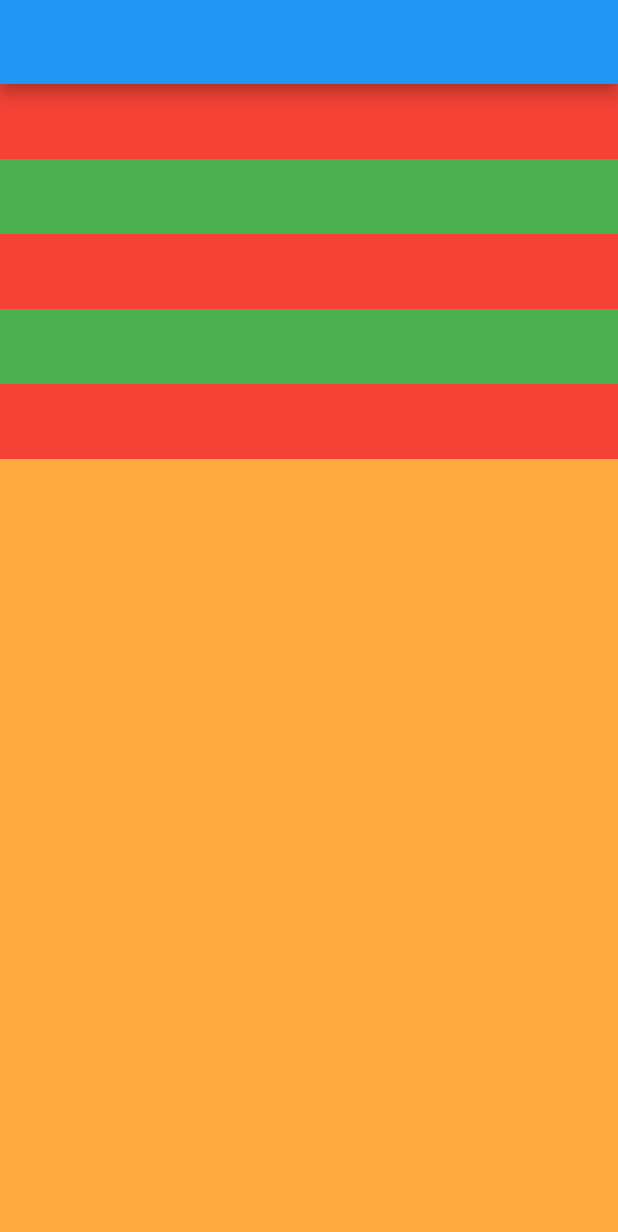
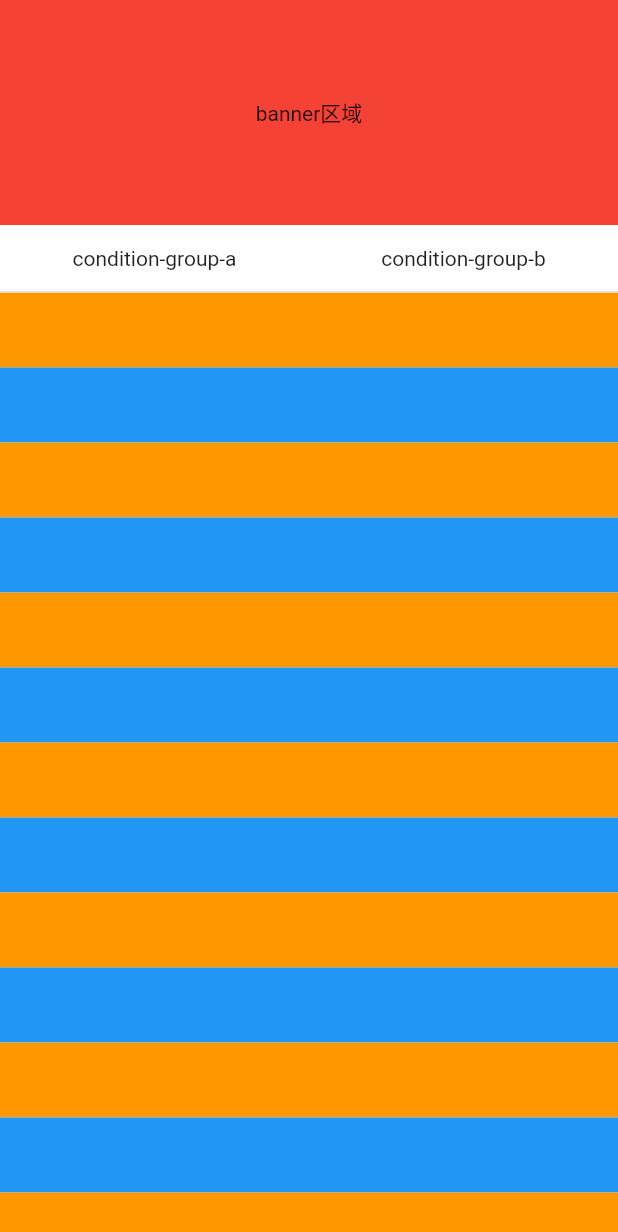
Before and after one commit to zhouwk/flutter_drop_menu, a Flutter app: the screen it shows after launch, on a phone screen of 412 x 824 dp. Shown: the top 1232 px of the screen. Run offline on Flutter 3.47's test engine with Material 2 defaults, Android fonts, the phone set to English and light mode, and no system bars.

Commit message:
交互调整

```diff
--- a/lib/main.dart
+++ b/lib/main.dart
@@ -1,6 +1,8 @@
+import 'dart:ui';
 import 'package:flutter/material.dart';
 import 'package:flutter_drop_menu/drop_menu.dart';
-import 'package:flutter_drop_menu/drop_menu_cell.dart';
+import 'package:flutter_drop_menu/pinned_header_delegate.dart';
+import 'package:flutter_drop_menu/test_page.dart';
 
 void main() {
   runApp(MyApp());
@@ -12,6 +14,7 @@ class MyApp extends StatelessWidget {
     return MaterialApp(
       title: 'Flutter Demo',
       home: MyHomePage(),
+//      home: TestPage(),
     );
   }
 }
@@ -22,72 +25,132 @@ class MyHomePage extends StatefulWidget {
 }
 
 class _MyHomePageState extends State<MyHomePage> {
-  IndexPath _indexPath;
-  List<GlobalKey> keys = [];
-  @override
-  void initState() {
-    // TODO: implement initState
-    super.initState();
-    for (int i = 0; i < 5; i++) {
-      keys.add(GlobalKey());
-    }
-  }
+  int _selectedSectionA;
+  int _selectedRowA;
+
+  int _selectedSectionB;
+  int _selectedRowB;
+  bool _showMenu = false;
+  GlobalKey _tabBarKey = GlobalKey();
+
+
+  bool flag = true;
 
   @override
   Widget build(BuildContext context) {
     return Scaffold(
-      backgroundColor: Colors.orangeAccent,
-      appBar: AppBar(),
-      body: ListView.builder(
-        itemBuilder: (ctx, index) {
-          return GestureDetector(
+      body: Stack(
+        children: <Widget>[
+          CustomScrollView(
+            slivers: <Widget>[
+              SliverToBoxAdapter(
+                child: GestureDetector(
+                  child:  Container(
+                    height: 150,
+                    color: Colors.red,
+                    alignment: Alignment.center,
+                    child: Text('banner区域'),
+                  ),
                   onTap: () {
-              DropMenu.present(
-                context: context,
-                sourceWidgetKey: keys[index],
-                selectedIndexPath: _indexPath,
-                numberOfSections: 5,
-                textOfSection: (section) =>
-                    section == 0 ? '0组无子sub-items' : '分组$section',
-                rowsOfSection: (section) =>
-                    section == 0 ? [] : ['a', 'b', 'c', 'd', 'e', 'f', 'g'],
-              ).then((value) {
-                if (value == null) {
-                  return;
+                    Navigator.push(context, MaterialPageRoute(builder: (context) => TestPage()));
+                  },
+                ),
+              ),
+              SliverPersistentHeader(
+                pinned: true,
+                delegate: PinnedHeaderDelegate(
+                    _tabBar(),
+                    45),
+              ),
+              SliverList(
+                delegate: SliverChildBuilderDelegate((ctx, index) {
+                  return Container(
+                    height: 50,
+                    color: index % 2 == 0 ? Colors.orange : Colors.blue,
+                  );
+                }, childCount: 30),
+              )
+            ],
+          ),
+          if (_showMenu)
+            flag ? DropMenu(
+                _tabBarKey,
+                _selectedSectionA,
+                _selectedRowA,
+                3,
+                    (section) => 'section$section'  ,
+                    (int) => 5,
+                    (section, row) => '分组$row', (section, row) {
+              if (section != null) {
+                _selectedSectionA = section;
+                _selectedRowA = row;
               }
-                _indexPath = value;
-              });
-              return;
-              Navigator.push(
-                  context,
-                  PageRouteBuilder(
-                      opaque: false,
-                      pageBuilder: (context, animation, secondaryAnimation) {
-                        return DropMenu(
-                          sourceWidgetKey: keys[index],
-                          selectedIndexPath: _indexPath,
-                          numberOfSections: 5,
-                          textOfSection: (section) =>
-                              section == 0 ? '0组无子sub-items' : '分组$section',
-                          rowsOfSection: (section) => section == 0
-                              ? []
-                              : ['a', 'b', 'c', 'd', 'e', 'f', 'g'],
+              _showMenu = false;
+              setState(() {});
+            }) : DropMenu(
+                _tabBarKey,
+                _selectedSectionB,
+                _selectedRowB,
+                5,
+                    (section) => 'section$section'  ,
+                    (int) => 3,
+                    (section, row) => '分组$row', (section, row) {
+              if (section != null) {
+                _selectedSectionB = section;
+                _selectedRowB = row;
+              }
+              _showMenu = false;
+              setState(() {});
+            })
+        ],
+      ),
     );
-                      })).then((value) {
-                if (value == null) {
-                  return;
   }
-                _indexPath = value;
+
+
+  _tabBar() {
+    return Container(
+      key: _tabBarKey,
+      height: 45,
+      decoration: BoxDecoration(
+        color: Colors.white,
+        border: Border(bottom: BorderSide(color: Color(0xffe2e2e2)))
+      ),
+      child: Row(
+        children: <Widget>[
+          Expanded(
+            child: GestureDetector(
+              child: Container(
+                alignment: Alignment.center,
+                child: Text('condition-group-a'),
+              ),
+              behavior: HitTestBehavior.opaque,
+              onTap: () {
+                _showMenu = true;
+                flag = true;
+                setState(() {
+
                 });
               },
+            ),
+          ),
+          Expanded(
+            child: GestureDetector(
               child: Container(
-              key: keys[index],
-              height: 50,
-              color: index % 2 == 0 ? Colors.red : Colors.green,
+                alignment: Alignment.center,
+                child: Text('condition-group-b'),
               ),
-          );
+              behavior: HitTestBehavior.opaque,
+              onTap: () {
+                _showMenu = true;
+                flag = false;
+                setState(() {
+
+                });
               },
-        itemCount: keys.length,
+            ),
+          )
+        ],
       ),
     );
   }
```
Also changed, not shown: lib/drop_menu.dart (+65 -107 lines), lib/drop_menu_cell.dart (+44 -48 lines), lib/pinned_header_delegate.dart (added, +30 -0 lines), lib/test_page.dart (added, +17 -0 lines). Lines whose indentation alone changed are shown as unchanged.
